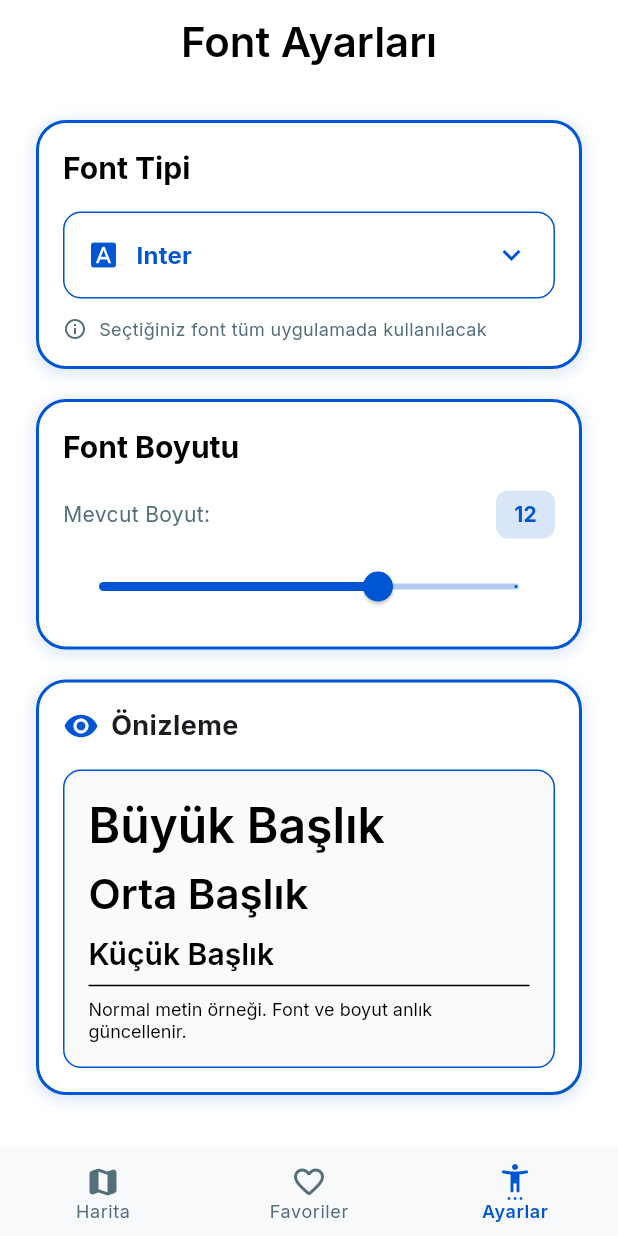
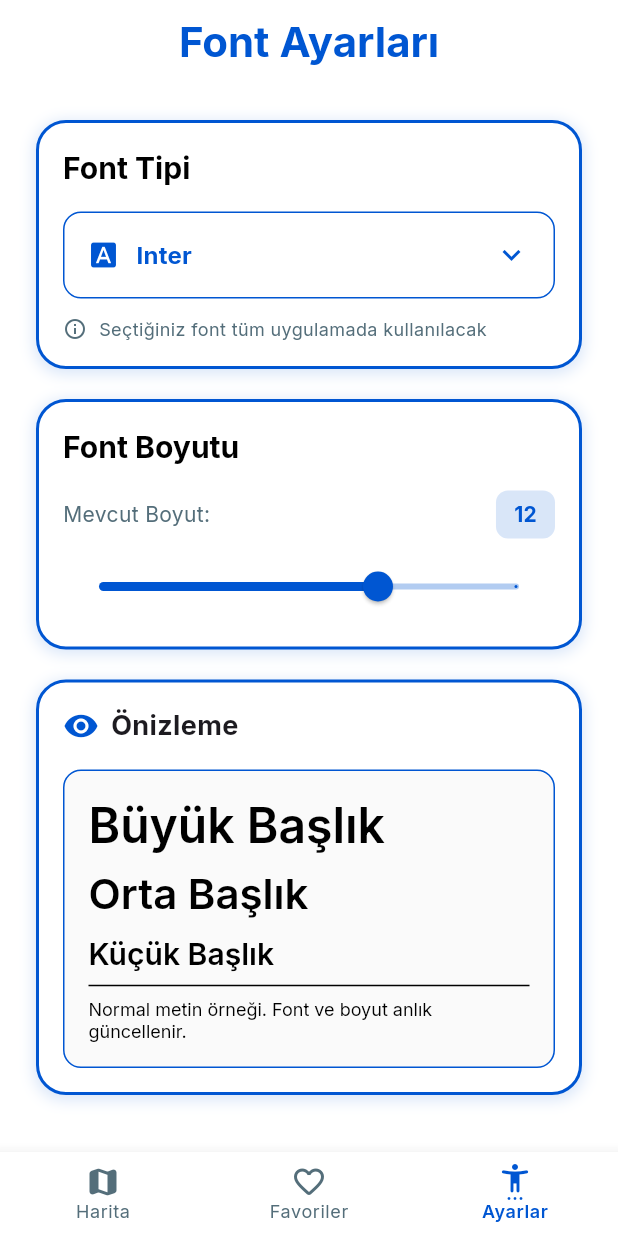
Before and after one commit to DoritosLover1/ispark-kmt-project, a Flutter app: the HomePage screen opened directly with empty values, item 3 of the bottom bar chosen, on a phone screen of 412 x 824 dp. Run offline on Flutter 3.47's test engine with Material 3 defaults, Android fonts, the phone set to English and light mode, and no system bars; our stand-ins replace floor, flutter_dotenv, flutter_map, geolocator, google_fonts, latlong2 and 4 more; accounts and stored records are empty; generated files the repository leaves out were written again; network calls fail.

Commit message:
Update->Color of navbar, empty favoritepage design, and settings page title

```diff
--- a/lib/pages/homepage.dart
+++ b/lib/pages/homepage.dart
@@ -68,7 +68,7 @@ class _HomePageState extends State<HomePage> {
 
         selectedItemColor: colorScheme.primary,
         unselectedItemColor: colorScheme.secondary,
-        backgroundColor: colorScheme.surface,
+        backgroundColor: colorScheme.onPrimary,
 
         elevation: 8,
 
--- a/lib/pages/settingspage.dart
+++ b/lib/pages/settingspage.dart
@@ -40,7 +40,10 @@ class SettingsPage extends StatelessWidget {
         elevation: 0,
         title: Text(
           "Font Ayarları",
-          style: Theme.of(context).textTheme.headlineMedium,
+          style: Theme.of(context).textTheme.headlineMedium?.copyWith(
+            color: primaryColor,
+            fontWeight: FontWeight.bold,
+          ),
         ),
         centerTitle: true,
       ),
```
Also changed, not shown: lib/pages/favoriteparkspage.dart (+5 -5 lines).
